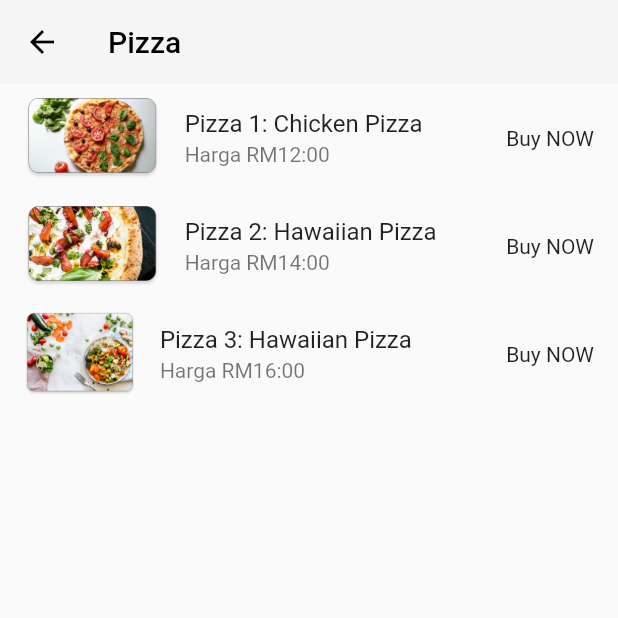
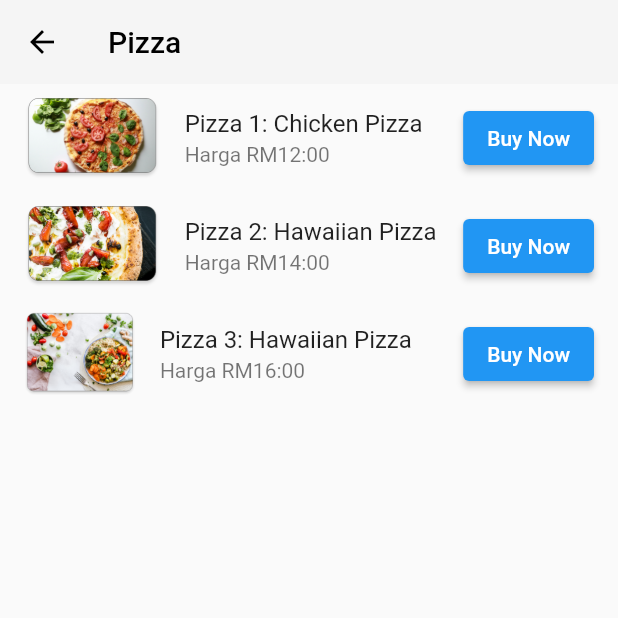
Before and after one commit to casfian/pbahelloworld, a Flutter app: the Pizza screen opened directly, on a phone screen of 412 x 824 dp, the top half of it. Run offline on Flutter 3.47's test engine with Material 2 defaults, Android fonts, the phone set to English and light mode, and no system bars.

Commit message:
added buttons buy now

```diff
--- a/lib/screens/pizza.dart
+++ b/lib/screens/pizza.dart
@@ -8,7 +8,10 @@ class Pizza extends StatelessWidget {
     return Scaffold(
       appBar: AppBar(
         iconTheme: const IconThemeData(color: Colors.black),
-          title: const Text('Pizza', style: TextStyle(color: Colors.black),),
+        title: const Text(
+          'Pizza',
+          style: TextStyle(color: Colors.black),
+        ),
         backgroundColor: const Color.fromRGBO(245, 245, 245, 1.0),
         elevation: 0,
       ),
@@ -16,21 +19,33 @@ class Pizza extends StatelessWidget {
         children: [
           ListTile(
             leading: Image.asset('assets/images/pizza1.png'),
-              title: Text('Pizza 1: Chicken Pizza'),
-              subtitle: Text('Harga RM12:00'),
-              trailing: Text('Buy NOW'),
+            title: const Text('Pizza 1: Chicken Pizza'),
+            subtitle: const Text('Harga RM12:00'),
+            trailing: ElevatedButton(
+                onPressed: () {
+                  print('Buy Pizza 1');
+                },
+                child: const Text('Buy Now')),
           ),
           ListTile(
             leading: Image.asset('assets/images/pizza2.png'),
-              title: Text('Pizza 2: Hawaiian Pizza'),
-              subtitle: Text('Harga RM14:00'),
-              trailing: Text('Buy NOW'),
+            title: const Text('Pizza 2: Hawaiian Pizza'),
+            subtitle: const Text('Harga RM14:00'),
+            trailing: ElevatedButton(
+                onPressed: () {
+                  print('Buy Pizza 2');
+                },
+                child: const Text('Buy Now')),
           ),
           ListTile(
             leading: Image.asset('assets/images/pizza3.png'),
-              title: Text('Pizza 3: Hawaiian Pizza'),
-              subtitle: Text('Harga RM16:00'),
-              trailing: Text('Buy NOW'),
+            title: const Text('Pizza 3: Hawaiian Pizza'),
+            subtitle: const Text('Harga RM16:00'),
+            trailing: ElevatedButton(
+                onPressed: () {
+                  print('Buy Pizza 3');
+                },
+                child: const Text('Buy Now')),
           ),
         ],
       ),
```
Lines whose indentation alone changed are shown as unchanged.
